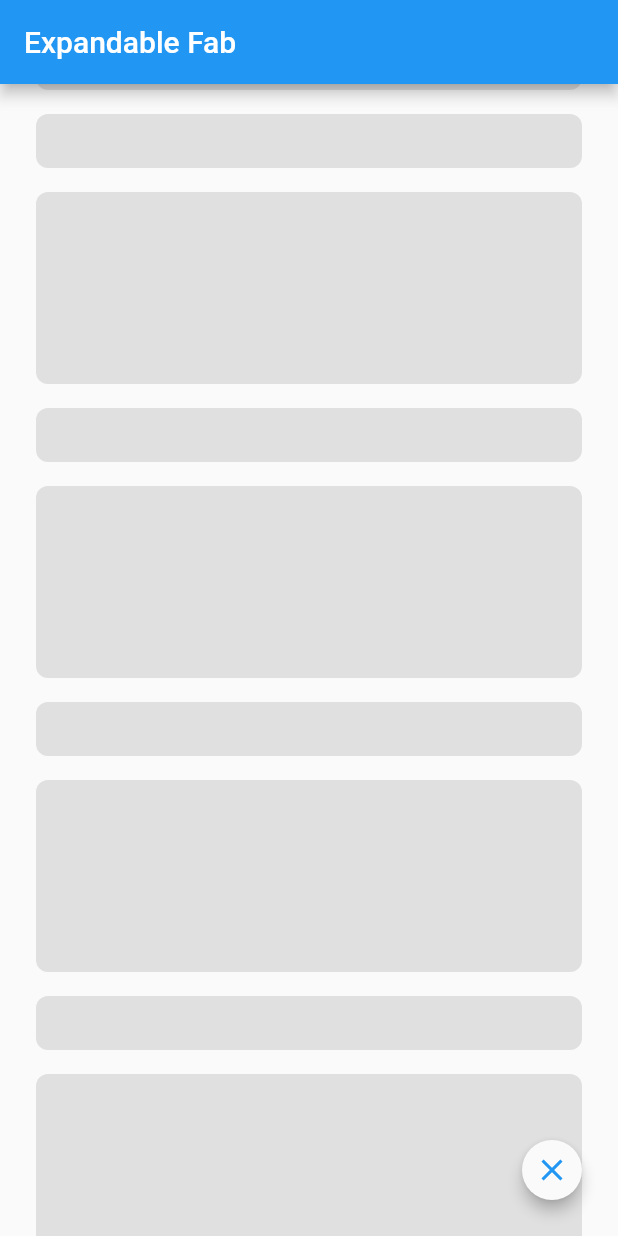
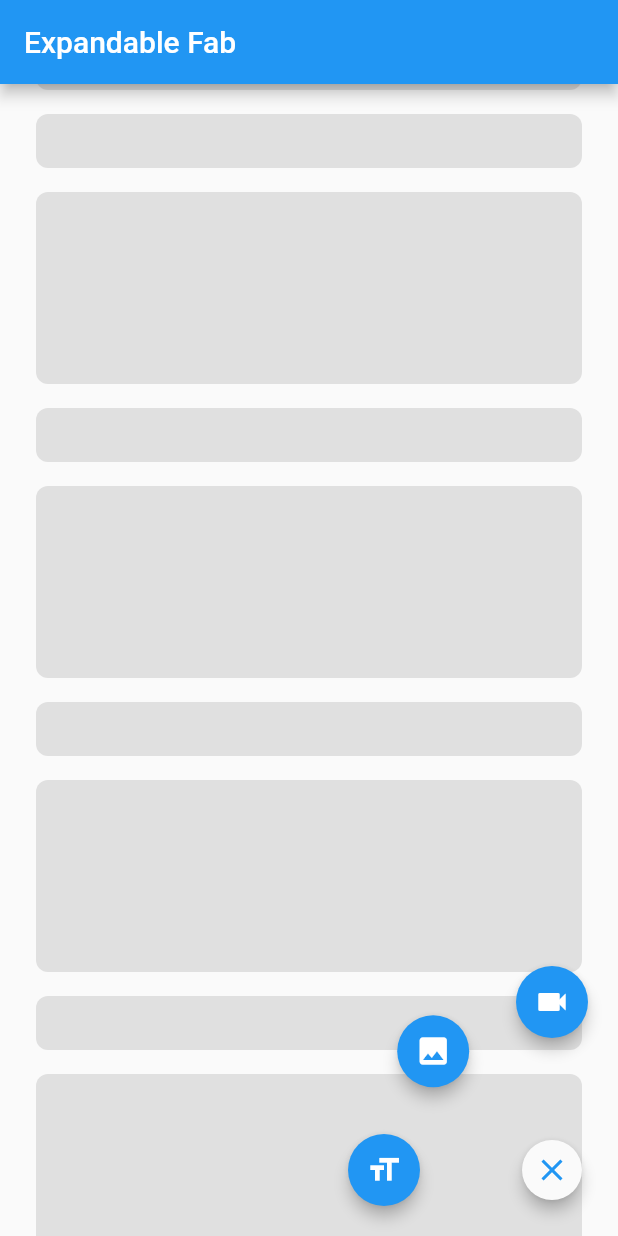
Before and after one commit to nabeshun0/expandable_fab_sample, a Flutter app: the screen it shows after launch, scrolled down 576 dp, after a tap on the "close" icon, on a phone screen of 412 x 824 dp. Run offline on Flutter 3.47's test engine with Material 2 defaults, Android fonts, the phone set to English and light mode, and no system bars.

Commit message:
Add: expand and collapse the action buttons

```diff
--- a/lib/main.dart
+++ b/lib/main.dart
@@ -1,4 +1,5 @@
 import 'package:flutter/material.dart';
+import 'dart:math' as math;
 
 void main() {
   runApp(
@@ -85,18 +86,44 @@ class ExpandableFab extends StatefulWidget {
   _ExpandableFabState createState() => _ExpandableFabState();
 }
 
-class _ExpandableFabState extends State<ExpandableFab> {
+class _ExpandableFabState extends State<ExpandableFab>
+    with SingleTickerProviderStateMixin {
   bool _open = false;
+
+  late final AnimationController _controller;
+  late final Animation<double> _expandAnimation;
 
   @override
   void initState() {
     super.initState();
     _open = widget.initialOpen ?? false;
+    _controller = AnimationController(
+      value: _open ? 1.0 : 0.0,
+      duration: const Duration(milliseconds: 250),
+      vsync: this,
+    );
+
+    _expandAnimation = CurvedAnimation(
+      curve: Curves.fastOutSlowIn,
+      reverseCurve: Curves.easeOutQuad,
+      parent: _controller,
+    );
+  }
+
+  @override
+  void dispose() {
+    _controller.dispose();
+    super.dispose();
   }
 
   void _toggle() {
     setState(() {
       _open = !_open;
+      if (_open) {
+        _controller.forward();
+      } else {
+        _controller.reverse();
+      }
     });
   }
 
@@ -108,6 +135,7 @@ class _ExpandableFabState extends State<ExpandableFab> {
         clipBehavior: Clip.none,
         children: [
           _buildTapToCloseFab(),
+          ..._buildExpandingActionButtons(),
           _buildTapToOpenFab(),
         ],
       ),
@@ -138,6 +166,25 @@ class _ExpandableFabState extends State<ExpandableFab> {
     );
   }
 
+  List<Widget> _buildExpandingActionButtons() {
+    final children = <Widget>[];
+    final count = widget.children.length;
+    final step = 90.0 / (count - 1);
+    for (var i = 0, angleInDegrees = 0.0;
+        i < count;
+        i++, angleInDegrees += step) {
+      children.add(
+        _ExpandingActionButton(
+          directionInDegrees: angleInDegrees,
+          maxDistance: widget.distance,
+          progress: _expandAnimation,
+          child: widget.children[i],
+        ),
+      );
+    }
+    return children;
+  }
+
   Widget _buildTapToOpenFab() {
     return IgnorePointer(
       ignoring: _open,
@@ -159,6 +206,46 @@ class _ExpandableFabState extends State<ExpandableFab> {
             child: const Icon(Icons.create),
           ),
         ),
+      ),
+    );
+  }
+}
+
+class _ExpandingActionButton extends StatelessWidget {
+  _ExpandingActionButton({
+    Key? key,
+    required this.directionInDegrees,
+    required this.maxDistance,
+    required this.progress,
+    required this.child,
+  }) : super(key: key);
+
+  final double directionInDegrees;
+  final double maxDistance;
+  final Animation<double> progress;
+  final Widget child;
+
+  @override
+  Widget build(BuildContext context) {
+    return AnimatedBuilder(
+      animation: progress,
+      builder: (BuildContext context, Widget? child) {
+        final offset = Offset.fromDirection(
+          directionInDegrees * (math.pi / 180.0),
+          progress.value * maxDistance,
+        );
+        return Positioned(
+          right: 4.0 + offset.dx,
+          bottom: 4.0 + offset.dy,
+          child: Transform.rotate(
+            angle: (1.0 - progress.value) * math.pi / 2,
+            child: child!,
+          ),
+        );
+      },
+      child: FadeTransition(
+        opacity: progress,
+        child: child,
       ),
     );
   }
```
